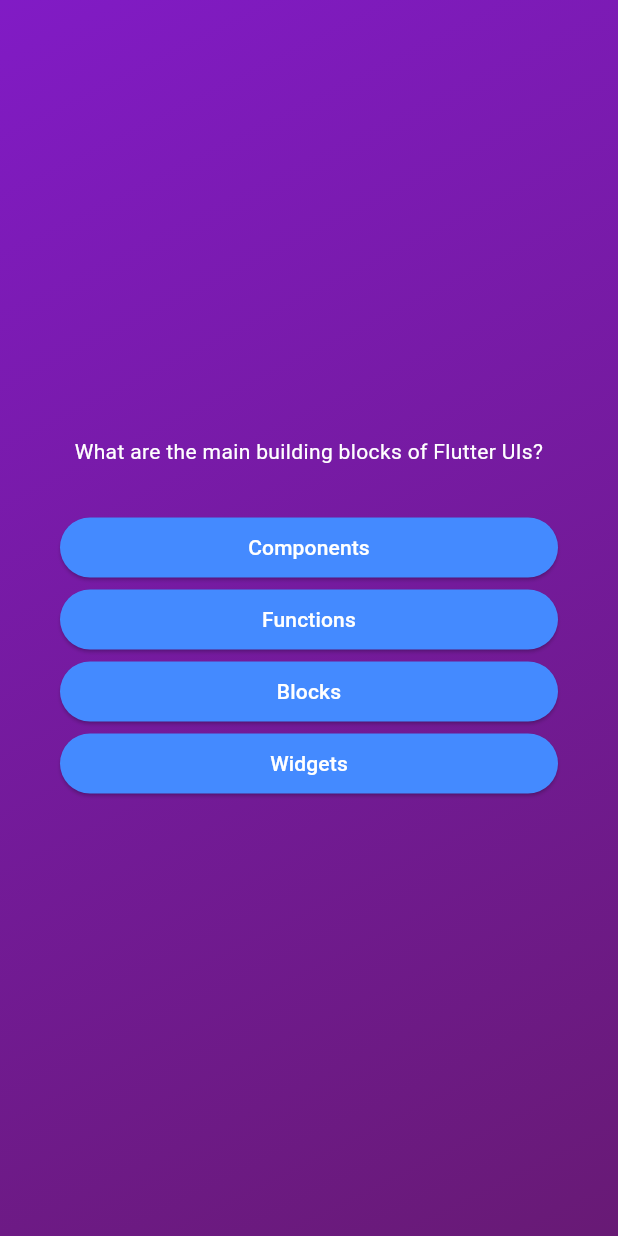
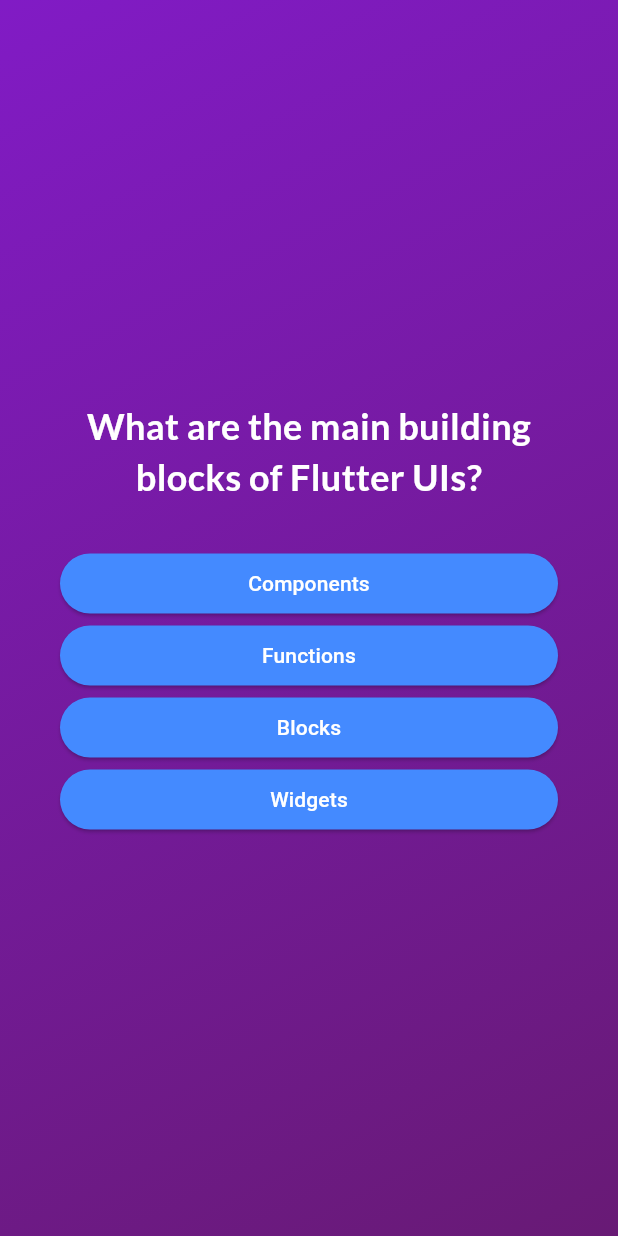
Before and after one commit to satyampra73/QuizApplication, a Flutter app: the screen it shows after launch, after a tap on "Start Quiz", on a phone screen of 412 x 824 dp. Run offline on Flutter 3.47's test engine with Material 3 defaults, Android fonts, the phone set to English and light mode, and no system bars; our stand-ins replace google_fonts.

Commit message:
google font added

```diff
--- a/lib/questions_screen.dart
+++ b/lib/questions_screen.dart
@@ -1,6 +1,7 @@
 import 'package:flutter/material.dart';
 import 'package:quiz_application/answer_button.dart';
 import 'package:quiz_application/data/questions.dart';
+import 'package:google_fonts/google_fonts.dart';
 
 class QuestionsScreen extends StatefulWidget {
   const QuestionsScreen({super.key});
@@ -35,7 +36,11 @@ class _QuestionsScreenState extends State<QuestionsScreen> {
           children: [
             Text(
               currentQuestion.text,
-              style: TextStyle(color: Colors.white),
+              style: GoogleFonts.lato(
+                color: Colors.white,
+                fontSize: 24,
+                fontWeight: FontWeight.bold,
+              ),
               textAlign: TextAlign.center,
             ),
             SizedBox(height: 30),
--- a/pubspec.yaml
+++ b/pubspec.yaml
@@ -34,6 +34,7 @@ dependencies:
   # The following adds the Cupertino Icons font to your application.
   # Use with the CupertinoIcons class for iOS style icons.
   cupertino_icons: ^1.0.8
+  google_fonts: ^6.2.1
 
 dev_dependencies:
   flutter_test:
```
Also changed, not shown: pubspec.lock, 2 other files.
